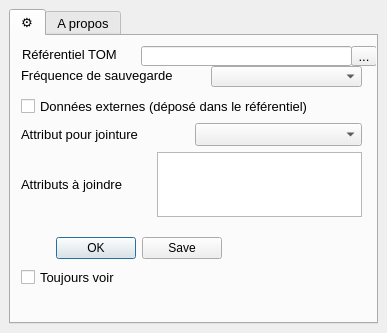
Old version of the form mon_parcellaire_dockwidget_base.ui in the repository jhemmi/MonParcellaire.
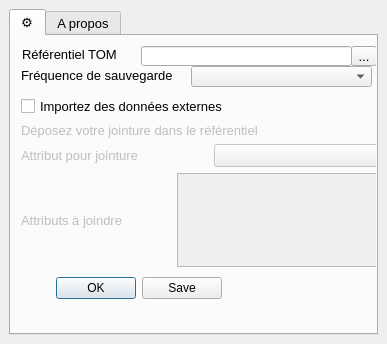
New version of the form.

Commit message: GPKG jointure Impression

Diff of the .ui file:
```diff
--- a/mon_parcellaire_dockwidget_base.ui
+++ b/mon_parcellaire_dockwidget_base.ui
@@ -7,7 +7,7 @@
     <x>0</x>
     <y>0</y>
     <width>387</width>
-    <height>333</height>
+    <height>344</height>
    </rect>
   </property>
   <property name="font">
@@ -116,29 +116,11 @@
            <set>Qt::AlignRight|Qt::AlignTrailing|Qt::AlignVCenter</set>
           </property>
          </widget>
-         <widget class="QCheckBox" name="Voir_checkBox">
-          <property name="geometry">
-           <rect>
-            <x>10</x>
-            <y>230</y>
-            <width>141</width>
-            <height>23</height>
-           </rect>
-          </property>
-          <property name="font">
-           <font>
-            <pointsize>10</pointsize>
-           </font>
-          </property>
-          <property name="text">
-           <string>Toujours voir</string>
-          </property>
-         </widget>
          <widget class="QDialogButtonBox" name="Prepare_buttonBox">
           <property name="geometry">
            <rect>
             <x>10</x>
-            <y>200</y>
+            <y>240</y>
             <width>201</width>
             <height>25</height>
            </rect>
@@ -191,8 +173,8 @@
            <rect>
             <x>10</x>
             <y>60</y>
-            <width>341</width>
-            <height>121</height>
+            <width>380</width>
+            <height>171</height>
            </rect>
           </property>
           <layout class="QVBoxLayout" name="verticalLayout_2">
@@ -204,7 +186,25 @@
               </font>
              </property>
              <property name="text">
-              <string>Données externes (déposé dans le référentiel)</string>
+              <string>Importez des données externes</string>
+             </property>
+            </widget>
+           </item>
+           <item>
+            <widget class="QLabel" name="label_Jointure">
+             <property name="enabled">
+              <bool>false</bool>
+             </property>
+             <property name="font">
+              <font>
+               <pointsize>10</pointsize>
+              </font>
+             </property>
+             <property name="text">
+              <string>Déposez votre jointure dans le référentiel </string>
+             </property>
+             <property name="alignment">
+              <set>Qt::AlignLeading|Qt::AlignLeft|Qt::AlignVCenter</set>
              </property>
             </widget>
            </item>
@@ -212,6 +212,9 @@
             <layout class="QHBoxLayout" name="attributJointure_horizontalLayout">
              <item>
               <widget class="QLabel" name="label_AttributJointure">
+               <property name="enabled">
+                <bool>false</bool>
+               </property>
                <property name="font">
                 <font>
                  <pointsize>10</pointsize>
@@ -227,6 +230,9 @@
              </item>
              <item>
               <widget class="QComboBox" name="AttributJointure_comboBox">
+               <property name="enabled">
+                <bool>false</bool>
+               </property>
                <property name="sizePolicy">
                 <sizepolicy hsizetype="Preferred" vsizetype="Preferred">
                  <horstretch>0</horstretch>
@@ -246,6 +252,9 @@
             <layout class="QHBoxLayout" name="attributs_horizontalLayout">
              <item>
               <widget class="QLabel" name="label_AttributsAJoindre">
+               <property name="enabled">
+                <bool>false</bool>
+               </property>
                <property name="font">
                 <font>
                  <pointsize>10</pointsize>
@@ -274,6 +283,9 @@
              </item>
              <item>
               <widget class="QListWidget" name="AttributsAJoindre_listWidget">
+               <property name="enabled">
+                <bool>false</bool>
+               </property>
                <property name="autoFillBackground">
                 <bool>false</bool>
                </property>
@@ -292,9 +304,9 @@
          <widget class="QComboBox" name="FrequenceSauvegarde_comboBox">
           <property name="geometry">
            <rect>
-            <x>200</x>
+            <x>180</x>
             <y>30</y>
-            <width>151</width>
+            <width>181</width>
             <height>21</height>
            </rect>
           </property>
```
Left out of the diff: 4 changed lines with no effect on the pictures. The commit also changes 5 other files.
